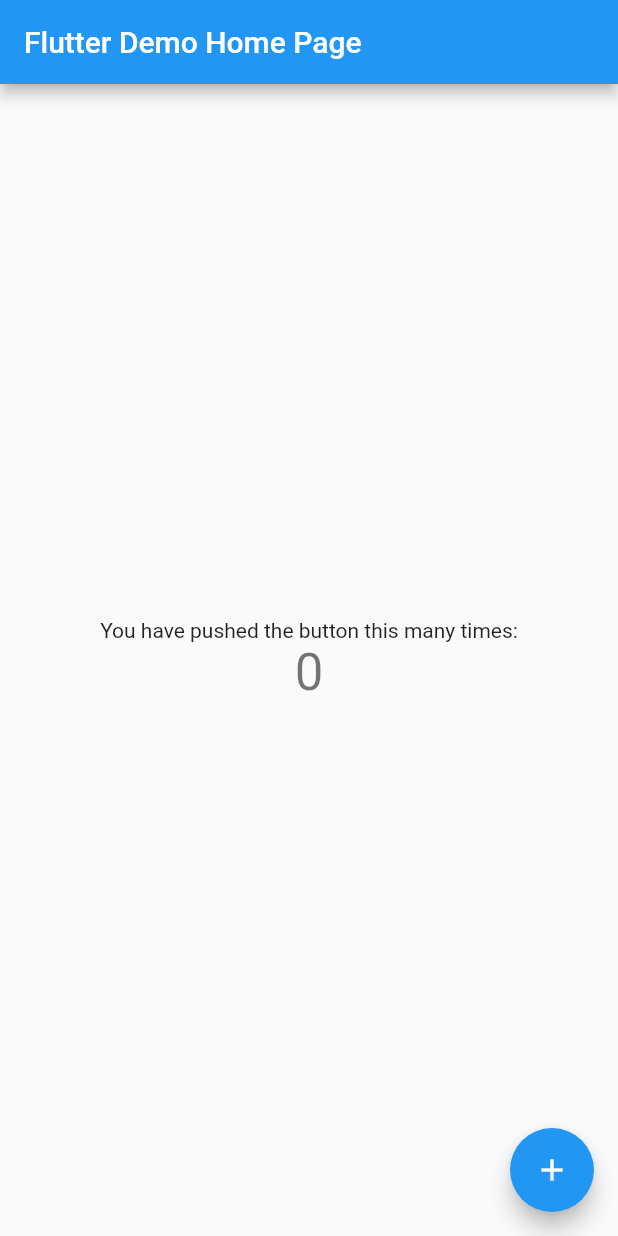
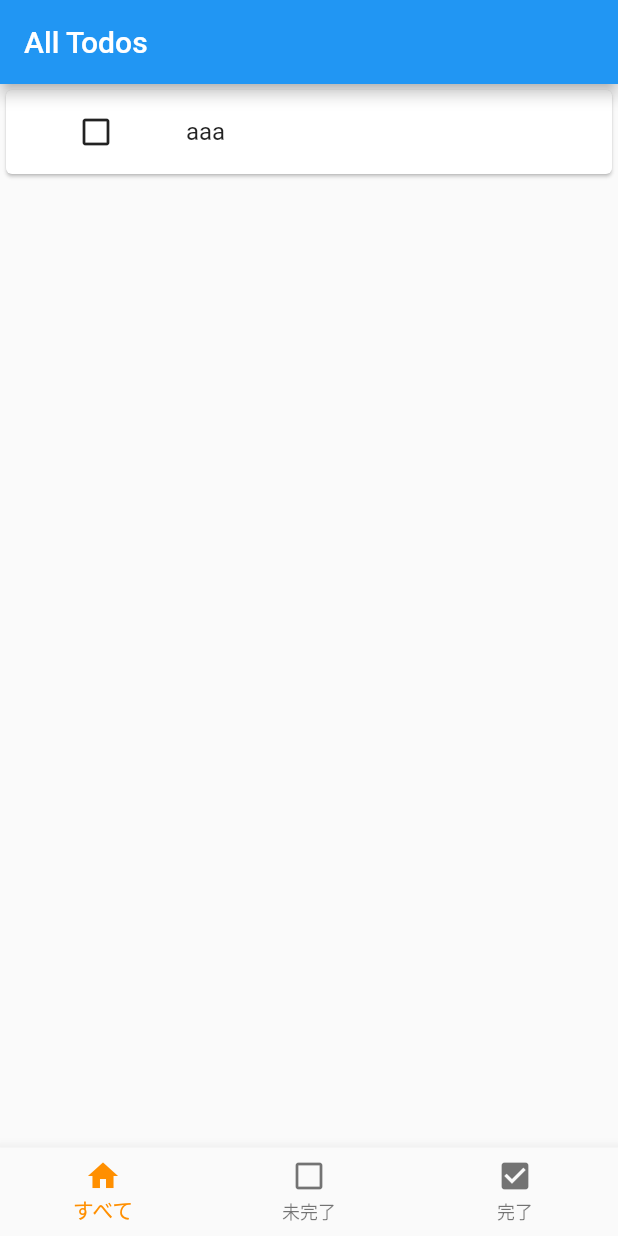
Before and after one commit to nishiyamaosamu/flutter_todo_app_sample, a Flutter app: the screen it shows after launch, on a phone screen of 412 x 824 dp. Run offline on Flutter 3.47's test engine with Material 2 defaults, Android fonts, the phone set to English and light mode, and no system bars.

Commit message:
全体的な画面ができたところ

```diff
--- /dev/null
+++ b/lib/entity/todo.dart
@@ -0,0 +1,8 @@
+
+class Todo {
+  int id;
+  String title;
+  bool isDone;
+
+  Todo({this.title, this.isDone = false});
+}
--- a/lib/main.dart
+++ b/lib/main.dart
@@ -1,4 +1,7 @@
 import 'package:flutter/material.dart';
+import 'package:provider/provider.dart';
+import 'package:todo_app/model/bottom_navigation_model.dart';
+import 'package:todo_app/model/todo_model.dart';
 
 void main() => runApp(MyApp());
 
@@ -6,106 +9,57 @@ class MyApp extends StatelessWidget {
   // This widget is the root of your application.
   @override
   Widget build(BuildContext context) {
-    return MaterialApp(
-      title: 'Flutter Demo',
+
+    return MultiProvider(
+      providers: [
+        ChangeNotifierProvider<BottomNavigationModel>(
+          create: (context) => BottomNavigationModel(),
+        ),
+        ChangeNotifierProvider<TodoModel>(
+          create: (context) => TodoModel(),
+        ),
+      ],
+      child: MaterialApp(
+        title: 'Todo App Sample',
         theme: ThemeData(
-        // This is the theme of your application.
-        //
-        // Try running your application with "flutter run". You'll see the
-        // application has a blue toolbar. Then, without quitting the app, try
-        // changing the primarySwatch below to Colors.green and then invoke
-        // "hot reload" (press "r" in the console where you ran "flutter run",
-        // or simply save your changes to "hot reload" in a Flutter IDE).
-        // Notice that the counter didn't reset back to zero; the application
-        // is not restarted.
           primarySwatch: Colors.blue,
         ),
-      home: MyHomePage(title: 'Flutter Demo Home Page'),
+        home: MainBottomNavigation(),
+      ),
     );
   }
 }
 
-class MyHomePage extends StatefulWidget {
-  MyHomePage({Key key, this.title}) : super(key: key);
-
-  // This widget is the home page of your application. It is stateful, meaning
-  // that it has a State object (defined below) that contains fields that affect
-  // how it looks.
-
-  // This class is the configuration for the state. It holds the values (in this
-  // case the title) provided by the parent (in this case the App widget) and
-  // used by the build method of the State. Fields in a Widget subclass are
-  // always marked "final".
-
-  final String title;
-
-  @override
-  _MyHomePageState createState() => _MyHomePageState();
-}
-
-class _MyHomePageState extends State<MyHomePage> {
-  int _counter = 0;
-
-  void _incrementCounter() {
-    setState(() {
-      // This call to setState tells the Flutter framework that something has
-      // changed in this State, which causes it to rerun the build method below
-      // so that the display can reflect the updated values. If we changed
-      // _counter without calling setState(), then the build method would not be
-      // called again, and so nothing would appear to happen.
-      _counter++;
-    });
-  }
-
+class MainBottomNavigation extends StatelessWidget {
     @override
   Widget build(BuildContext context) {
-    // This method is rerun every time setState is called, for instance as done
-    // by the _incrementCounter method above.
-    //
-    // The Flutter framework has been optimized to make rerunning build methods
-    // fast, so that you can just rebuild anything that needs updating rather
-    // than having to individually change instances of widgets.
+    final bottomNavigationModel = Provider.of<BottomNavigationModel>(context, listen: true);
     return Scaffold(
-      appBar: AppBar(
-        // Here we take the value from the MyHomePage object that was created by
-        // the App.build method, and use it to set our appbar title.
-        title: Text(widget.title),
+      body: Center(
+        child: bottomNavigationModel.getSelectedScreen(),
       ),
-      body: Center(
-        // Center is a layout widget. It takes a single child and positions it
-        // in the middle of the parent.
-        child: Column(
-          // Column is also a layout widget. It takes a list of children and
-          // arranges them vertically. By default, it sizes itself to fit its
-          // children horizontally, and tries to be as tall as its parent.
-          //
-          // Invoke "debug painting" (press "p" in the console, choose the
-          // "Toggle Debug Paint" action from the Flutter Inspector in Android
-          // Studio, or the "Toggle Debug Paint" command in Visual Studio Code)
-          // to see the wireframe for each widget.
-          //
-          // Column has various properties to control how it sizes itself and
-          // how it positions its children. Here we use mainAxisAlignment to
-          // center the children vertically; the main axis here is the vertical
-          // axis because Columns are vertical (the cross axis would be
-          // horizontal).
-          mainAxisAlignment: MainAxisAlignment.center,
-          children: <Widget>[
-            Text(
-              'You have pushed the button this many times:',
+      bottomNavigationBar: BottomNavigationBar(
+        items: const <BottomNavigationBarItem>[
+          BottomNavigationBarItem(
+            icon: Icon(Icons.home),
+            title: Text('すべて'),
           ),
-            Text(
-              '$_counter',
-              style: Theme.of(context).textTheme.headline4,
+          BottomNavigationBarItem(
+            icon: Icon(Icons.check_box_outline_blank),
+            title: Text('未完了'),
+          ),
+          BottomNavigationBarItem(
+            icon: Icon(Icons.check_box),
+            title: Text('完了'),
           ),
         ],
+        type: BottomNavigationBarType.fixed,
+        currentIndex: bottomNavigationModel.selectedIndex,
+        selectedItemColor: Colors.amber[800],
+        onTap: (index) {
+          bottomNavigationModel.change(index);
+        },
       ),
-      ),
-      floatingActionButton: FloatingActionButton(
-        onPressed: _incrementCounter,
-        tooltip: 'Increment',
-        child: Icon(Icons.add),
-      ), // This trailing comma makes auto-formatting nicer for build methods.
     );
   }
 }
--- /dev/null
+++ b/lib/model/bottom_navigation_model.dart
@@ -0,0 +1,24 @@
+import 'package:flutter/material.dart';
+import 'package:todo_app/ui/all_todos_screen.dart';
+import 'package:todo_app/ui/completed_todos_screen.dart';
+import 'package:todo_app/ui/incompleted_todos_screen.dart';
+
+class BottomNavigationModel with ChangeNotifier{
+  final List<Widget> options = [
+    AllTodosScreen(),
+    IncompletedTodosScreen(),
+    CompletedTodosScreen(),
+  ];
+
+  int _selectedIndex = 0;
+  int get selectedIndex => _selectedIndex;
+
+  void change(int index) {
+    _selectedIndex = index;
+    notifyListeners();
+  }
+
+  Widget getSelectedScreen() {
+    return options[selectedIndex];
+  }
+}
--- /dev/null
+++ b/lib/ui/all_todos_screen.dart
@@ -0,0 +1,21 @@
+import 'package:flutter/material.dart';
+import 'package:todo_app/entity/todo.dart';
+import 'package:todo_app/ui/parts/todo_list_tile.dart';
+
+class AllTodosScreen extends StatelessWidget {
+  AllTodosScreen({Key key}) : super(key: key);
+  @override
+  Widget build(BuildContext context) {
+    return Scaffold(
+        appBar: AppBar(
+          title: Text("All Todos"),
+        ),
+        body: Center(
+          child: ListView(children: <Widget>[
+            TodoListTile(todo: Todo(title: "aaa"),)
+          ],),
+        ),
+        // floatingActionButton: WidgetBtn(),
+    );
+  }
+}
--- /dev/null
+++ b/lib/ui/parts/todo_list_tile.dart
@@ -0,0 +1,40 @@
+import 'package:flutter/material.dart';
+import 'package:provider/provider.dart';
+import 'package:todo_app/entity/todo.dart';
+import 'package:todo_app/model/todo_model.dart';
+
+class TodoListTile extends StatelessWidget {
+  final Todo todo;
+
+  const TodoListTile({
+    Key key,
+    @required this.todo,
+  }) : super(key: key);
+
+  @override
+  Widget build(BuildContext context) {
+    return Card(
+      child: ListTile(
+        leading: _CheckBoxButton(todo: todo),
+        title: Text(todo.title),
+      ),
+    );
+  }
+}
+
+class _CheckBoxButton extends StatelessWidget {
+  final Todo todo;
+
+  const _CheckBoxButton({Key key, @required this.todo}) : super(key: key);
+
+  @override
+  Widget build(BuildContext context) {
+    final model = Provider.of<TodoModel>(context, listen: true);
+    return FlatButton(
+      child: todo.isDone ? Icon(Icons.check_box) : Icon(Icons.check_box_outline_blank),
+      onPressed: () {
+        model.update(todo);
+      },
+    );
+  }
+}
```
Also changed, not shown: lib/model/todo_model.dart (added, +41 -0 lines), lib/ui/completed_todos_screen.dart (added, +17 -0 lines), lib/ui/incompleted_todos_screen.dart (added, +17 -0 lines), pubspec.yaml (+8 -0 lines), lib/dao/todo_dao.dart (added), lib/database/database.dart (added), lib/repository/todo_repository.dart (added), pubspec.lock, 3 other files. Lines whose indentation alone changed are shown as unchanged.
